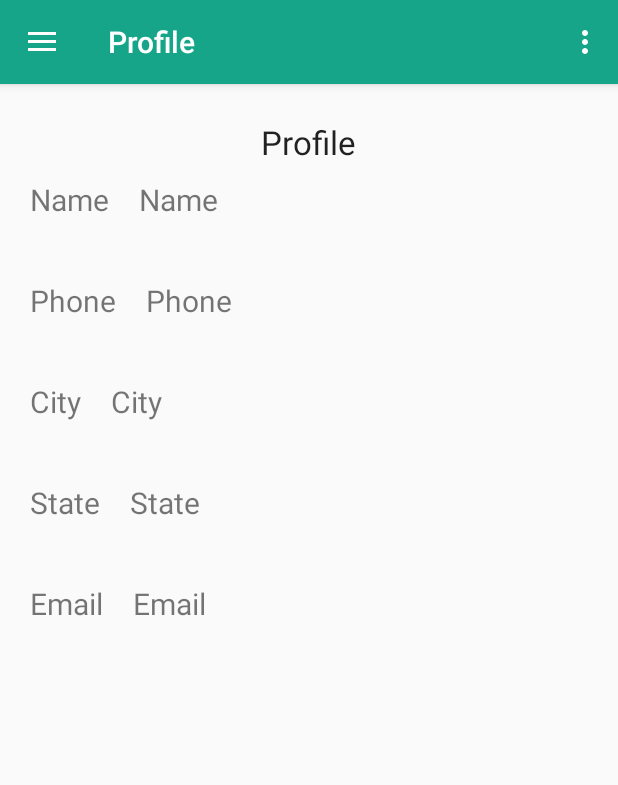
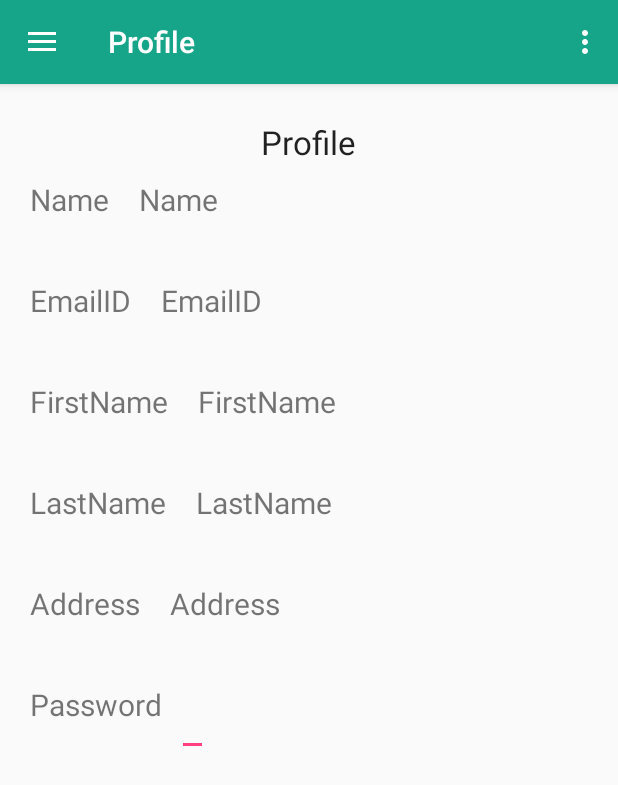
Before and after one commit to kusumasric/SmartRental, an Android app: the HomeActivity1 screen opened directly, with no data from a screen before it, in the side drawer, after a tap on "Profile", on a phone screen of 412 x 824 dp. Shown: the top 785 px of the screen. Run offline under Robolectric (Android 15) with nearby library versions, the phone set to English and light mode, and no system bars; our stand-ins replace Volley; network calls fail; 3 statements that could not run were skipped.

Commit message:
profile get request

```diff
--- a/app/src/main/java/com/example/kchundur/sr/HomeActivity1.java
+++ b/app/src/main/java/com/example/kchundur/sr/HomeActivity1.java
@@ -21,15 +21,25 @@ import android.support.v4.app.FragmentTransaction;
 public class HomeActivity1 extends AppCompatActivity
         implements NavigationView.OnNavigationItemSelectedListener {
 
-
+    String wservice="",memid="",username="";
+    Bundle bundle;
     @Override
     protected void onCreate(Bundle savedInstanceState) {
         super.onCreate(savedInstanceState);
         setContentView(R.layout.activity_home1);
+        wservice= getIntent().getStringExtra("Service").toString();
+        memid=getIntent().getStringExtra("memid").toString();
+        username=getIntent().getStringExtra("username").toString();
+
         Fragment fragment = new Calculation();
         android.app.FragmentTransaction ft = getFragmentManager().beginTransaction();
         ft.replace(R.id.content_frame,fragment);
         ft.commit();
+
+        bundle= new Bundle();
+        bundle.putString("username", username);
+
+
         Toolbar toolbar = (Toolbar) findViewById(R.id.toolbar);
         setSupportActionBar(toolbar);
 
@@ -94,6 +104,7 @@ public class HomeActivity1 extends AppCompatActivity
                 break;
             case R.id.nav_prof:
                 fragment = new Profile();
+                fragment.setArguments(bundle);
                 break;
         }
 
--- a/app/src/main/java/com/example/kchundur/sr/Profile.java
+++ b/app/src/main/java/com/example/kchundur/sr/Profile.java
@@ -1,21 +1,51 @@
 package com.example.kchundur.sr;
 
 import android.app.Fragment;
+import android.content.Context;
 import android.os.Bundle;
 import android.support.annotation.Nullable;
+import android.util.Log;
 import android.view.LayoutInflater;
 import android.view.View;
 import android.view.ViewGroup;
+import android.widget.EditText;
+import android.widget.TextView;
+
+import com.android.volley.Request;
+import com.android.volley.RequestQueue;
+import com.android.volley.Response;
+import com.android.volley.VolleyError;
+import com.android.volley.toolbox.StringRequest;
+import com.android.volley.toolbox.Volley;
+
+import org.json.JSONException;
 
 /**
  * Created by kchundur on 12/3/2017.
  */
 
 public class Profile extends Fragment {
+    private static Object context;
+    TextView tx_name,tx_email,tx_fname,tx_lname,tx_addr;
+    EditText et_password;
+
+
     @Override
     public void onViewCreated(View view, @Nullable Bundle savedInstanceState) {
         super.onViewCreated(view, savedInstanceState);
+
         getActivity().setTitle("Profile");
+        String memname = getArguments().getString("username");
+        getuserinfo(memname);
+
+        tx_name=(TextView) view.findViewById(R.id.name);
+        tx_email=(TextView) view.findViewById(R.id.email);
+        tx_fname=(TextView) view.findViewById(R.id.fname);
+        tx_lname=(TextView) view.findViewById(R.id.lname);
+        tx_addr=(TextView)view.findViewById(R.id.address);
+        et_password=(EditText)view.findViewById(R.id.password);
+
+
     }
 
     @Nullable
@@ -24,5 +54,33 @@ public class Profile extends Fragment {
         return inflater.inflate(R.layout.frag_profile,container,false);
     }
 
+    public void getuserinfo(String memname)
+    {
 
+        String url = "http://ec2-13-57-3-28.us-west-1.compute.amazonaws.com:9999/api/members/search?user=";
+        url+=url+memname;
+
+        // Instantiate the RequestQueue.
+        RequestQueue queue = Volley.newRequestQueue(getActivity().getApplicationContext());
+        // Request a string response from the provided URL.
+        StringRequest stringRequest = new StringRequest(Request.Method.GET, url,
+                new Response.Listener<String>() {
+                    @Override
+                    public void onResponse(String response) {
+                        // Display the first 500 characters of the response string.
+                        Log.d("debug",response);
+                        String name,email,fname,lname,addr;
+
+
+                    }
+                }, new Response.ErrorListener() {
+            @Override
+            public void onErrorResponse(VolleyError error) {
+                Log.d("debug", "didnot work");
+            }
+        });
+        // Add the request to the RequestQueue.
+        queue.add(stringRequest);
+
+    }
 }
--- a/app/src/main/res/layout/frag_profile.xml
+++ b/app/src/main/res/layout/frag_profile.xml
@@ -33,6 +33,7 @@
             android:layout_width="wrap_content"
             android:layout_height="wrap_content"
             android:textSize="20dp"
+            android:id="@+id/name"
             android:layout_margin="10dp"
             android:layout_gravity="right"
             android:text="Name" />
@@ -51,7 +52,7 @@
             android:textSize="20dp"
             android:layout_gravity="left"
             android:layout_margin="10dp"
-            android:text="Phone" />
+            android:text="EmailID" />
 
         <TextView
             android:layout_width="wrap_content"
@@ -59,7 +60,8 @@
             android:textSize="20dp"
             android:layout_margin="10dp"
             android:layout_gravity="right"
-            android:text="Phone" />
+            android:id="@+id/email"
+            android:text="EmailID" />
 
     </LinearLayout>
 
@@ -75,7 +77,7 @@
             android:textSize="20dp"
             android:layout_gravity="left"
             android:layout_margin="10dp"
-            android:text="City" />
+            android:text="FirstName" />
 
         <TextView
             android:layout_width="wrap_content"
@@ -83,7 +85,8 @@
             android:textSize="20dp"
             android:layout_margin="10dp"
             android:layout_gravity="right"
-            android:text="City" />
+            android:id="@+id/fname"
+            android:text="FirstName" />
 
     </LinearLayout>
     <LinearLayout
@@ -98,7 +101,7 @@
             android:textSize="20dp"
             android:layout_gravity="left"
             android:layout_margin="10dp"
-            android:text="State" />
+            android:text="LastName" />
 
         <TextView
             android:layout_width="wrap_content"
@@ -106,7 +109,8 @@
             android:textSize="20dp"
             android:layout_margin="10dp"
             android:layout_gravity="right"
-            android:text="State" />
+            android:id="@+id/lname"
+            android:text="LastName" />
 
 
     </LinearLayout>
@@ -123,7 +127,7 @@
             android:textSize="20dp"
             android:layout_gravity="left"
             android:layout_margin="10dp"
-            android:text="Email" />
+            android:text="Address" />
 
         <TextView
             android:layout_width="wrap_content"
@@ -131,11 +135,35 @@
             android:textSize="20dp"
             android:layout_margin="10dp"
             android:layout_gravity="right"
-            android:text="Email" />
+            android:id="@+id/address"
+            android:text="Address" />
+
+    </LinearLayout>
+
+    <LinearLayout
+        android:layout_width="wrap_content"
+        android:layout_height="wrap_content"
+        android:layout_margin="10dp"
+        android:orientation="horizontal">
+
+        <TextView
+            android:layout_width="wrap_content"
+            android:layout_height="wrap_content"
+            android:textSize="20dp"
+            android:layout_gravity="left"
+            android:layout_margin="10dp"
+            android:text="Password" />
+
+        <EditText
+            android:layout_width="wrap_content"
+            android:layout_height="wrap_content"
+            android:textSize="20dp"
+            android:layout_margin="0dp"
+            android:layout_gravity="right"
+            android:id="@+id/edit_pass"
+            android:text="" />
 
     </LinearLayout>
 
 
-
-
 </LinearLayout>
```
Also changed, not shown: app/src/main/java/com/example/kchundur/sr/MainActivity.java (+15 -1 lines), app/src/main/java/com/example/kchundur/sr/Signup.java (+14 -8 lines).
